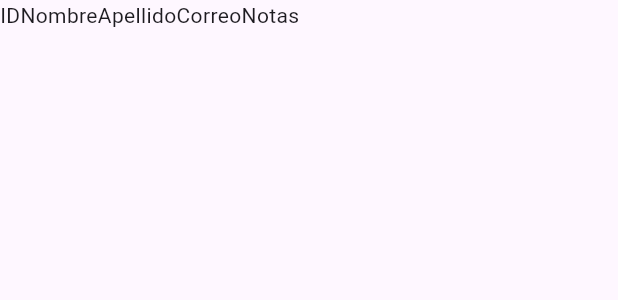
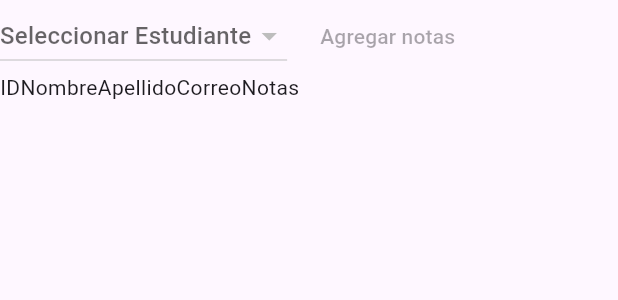
Before and after one commit to diegobermudez03/grades-reactive-web-client, a Flutter app: the StudentsTable widget shown alone on an empty page, opened directly with empty values, on a phone screen of 412 x 824 dp. Shown: the top 300 px of the screen. Run offline on Flutter 3.47's test engine with Material 3 defaults, Android fonts, the light colour scheme and no system bars; our stand-ins replace dartz, flutter_bloc, get_it; network calls fail.

Commit message:
Added dropdown menu in order to be able to select a new student

```diff
--- a/lib/presentation/students/controller/students_states.dart
+++ b/lib/presentation/students/controller/students_states.dart
@@ -7,9 +7,10 @@ class StudentsInitialState implements StudentsState{}
 class StudentsRetrievingState implements StudentsState{}
 
 class StudentsRetrievedState implements StudentsState{
-  final List<StudentEntity> students;
+  final List<StudentEntity> courseStudents;
+  final List<StudentEntity> allStudents;
 
-  StudentsRetrievedState(this.students);
+  StudentsRetrievedState(this.courseStudents, this.allStudents);
 }
 
 class StudentsFailureState implements StudentsState{}
--- a/lib/presentation/students/pages/students_page.dart
+++ b/lib/presentation/students/pages/students_page.dart
@@ -32,7 +32,7 @@ class StudentsPage extends StatelessWidget{
           Text(course.code),
           switch(state){
             StudentsFailureState()=> const Center(child: Text("Hubo un error obteniendo los estudiantes"),),
-            StudentsRetrievedState(students: final students)=> StudentsTable(students: students, callback: handleStudentGrades(course.id),),
+            StudentsRetrievedState(courseStudents: final cStudents, allStudents: final all)=> StudentsTable(courseStudents: cStudents, allStudents: all,callback: handleStudentGrades(course.id),),
             StudentsState()=> const Center(child: CircularProgressIndicator(),)
           }
         ],
--- a/lib/presentation/students/widgets/students_table.dart
+++ b/lib/presentation/students/widgets/students_table.dart
@@ -1,29 +1,30 @@
 import 'package:flutter/material.dart';
-import 'package:flutter/widgets.dart';
 import 'package:reactive_client/repository/entities/student_entity.dart';
 
-class StudentsTable extends StatelessWidget{
-
-  final List<StudentEntity> students;
+class StudentsTable extends StatelessWidget {
+  final List<StudentEntity> courseStudents;
+  final List<StudentEntity> allStudents;
   final void Function(BuildContext, StudentEntity) callback;
 
   StudentsTable({
     super.key,
-    required this.students,
-    required this.callback
+    required this.courseStudents,
+    required this.allStudents,
+    required this.callback,
   });
 
   @override
   Widget build(BuildContext context) {
     return Column(
       children: [
+        _studentDropdownWithButton(context),
         _printHeader(),
-        ..._printRows(students, (student)=>callback(context, student)),
+        ..._printRows(courseStudents, (student) => callback(context, student)),
       ],
     );
   }
 
-  Widget _printHeader(){
+  Widget _printHeader() {
     return const Row(
       children: [
         Text("ID"),
@@ -35,15 +36,66 @@ class StudentsTable extends StatelessWidget{
     );
   }
 
-  List<Widget> _printRows(List<StudentEntity> students, void Function(StudentEntity) callback){
-    return students.map((student)=>
-        Row(children: [
-          Text('${student.id}'),
-          Text(student.name),
-          Text(student.lastName),
-          Text(student.email),
-          TextButton(onPressed:()=>callback(student), child: Text("Mostrar"))
-        ],)
-      ).toList();
+  List<Widget> _printRows(List<StudentEntity> students, void Function(StudentEntity) callback) {
+    return students
+        .map(
+          (student) => Row(
+            children: [
+              Text('${student.id}'),
+              Text(student.name),
+              Text(student.lastName),
+              Text(student.email),
+              TextButton(
+                onPressed: () => callback(student),
+                child: Text("Mostrar"),
+              ),
+            ],
+          ),
+        )
+        .toList();
   }
+
+  Widget _studentDropdownWithButton(BuildContext context) {
+    StudentEntity? selectedStudent;
+
+    return StatefulBuilder(
+      builder: (BuildContext context, StateSetter setState) {
+        return Row(
+          children: [
+            Material(
+              child: DropdownButton<StudentEntity>(
+                hint: const Text("Seleccionar Estudiante"),
+                value: selectedStudent,
+                items: allStudents
+                    .map(
+                      (student) => DropdownMenuItem<StudentEntity>(
+                        value: student,
+                        child: Text('${student.name} ${student.lastName}'),
+                      ),
+                    )
+                    .toList(),
+                onChanged: (StudentEntity? newValue) {
+                  setState(() {
+                    selectedStudent = newValue;
+                  });
+                },
+              ),
+            ),
+            SizedBox(width: 10),
+            TextButton(
+              onPressed: selectedStudent == null
+                  ? null
+                  : () {
+                      if (selectedStudent != null) {
+                        callback(context, selectedStudent!);
+                      }
+                    },
+              child: const Text("Agregar notas"),
+            ),
+          ],
+        );
+      },
+    );
+  }
+
 }
--- a/lib/repository/repository.dart
+++ b/lib/repository/repository.dart
@@ -8,4 +8,6 @@ abstract class Repository{
   Future<Either<Failure, List<CourseEntity>>> getCourses();
 
   Future<Either<Failure, List<StudentEntity>>> getStudentsFromCourse(int courseId);
+
+  Future<Either<Failure, List<StudentEntity>>> getAllStudents();
 }
```
Also changed, not shown: lib/presentation/students/controller/students_bloc.dart (+18 -4 lines), lib/repository/repository_impl.dart (+15 -0 lines).
